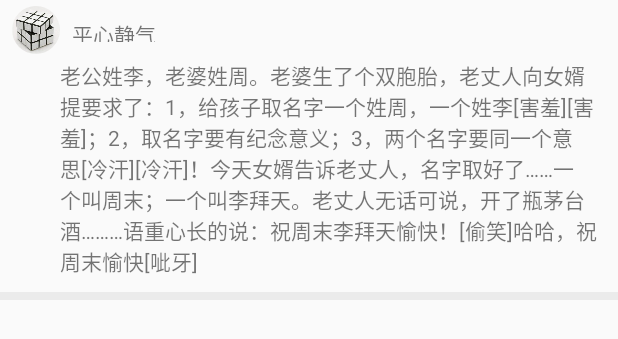
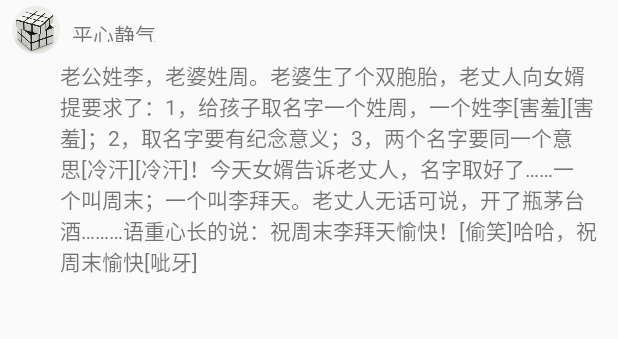
Before and after one commit to jiadingyun/LeisureTime, an Android app: the layout item_duanzhi.xml on its own in the app's theme, with its tools: preview values and no code run, on a phone screen of 412 x 824 dp. Shown: the top 339 px of the screen. Run offline under Robolectric (Android 15) with nearby library versions, the phone set to English and light mode, and no system bars.

Commit message:
增加RecyclerView的分割线，和长按Item弹出菜单

```diff
--- a/build.gradle
+++ b/build.gradle
@@ -18,6 +18,10 @@ allprojects {
     repositories {
         jcenter()
         google()
+        maven {
+            url 'https://jitpack.io'
+
+        }
     }
 }
 
--- a/leisuretime/build.gradle
+++ b/leisuretime/build.gradle
@@ -6,7 +6,7 @@ android {
 
     defaultConfig {
         applicationId "com.yaping.leisureTime"
-        minSdkVersion 15
+        minSdkVersion 16
         targetSdkVersion 26
         versionCode 4
         versionName "4.0"
@@ -43,4 +43,5 @@ dependencies {
     compile 'com.google.code.gson:gson:2.8.2'
     compile 'com.orhanobut:logger:1.15'
     implementation 'com.github.bumptech.glide:glide:4.3.0'
+    compile 'com.github.pinguo-zhouwei:CustomPopwindow:2.1.1'
 }
--- /dev/null
+++ b/leisuretime/src/main/res/drawable/divider_bg.xml
@@ -0,0 +1,12 @@
+<?xml version="1.0" encoding="utf-8"?>
+<shape xmlns:android="http://schemas.android.com/apk/res/android"
+    android:shape="rectangle" >
+
+    <gradient
+        android:centerColor="#FF2D9AD1"
+        android:endColor="#ffE6EBEB"
+        android:startColor="#ffE6EBEB"
+        android:type="linear" />
+    <size android:height="4dp"/>
+
+</shape>
--- a/leisuretime/src/main/res/layout/item_duanzhi.xml
+++ b/leisuretime/src/main/res/layout/item_duanzhi.xml
@@ -34,13 +34,10 @@
         android:layout_width="match_parent"
         android:layout_height="wrap_content"
         android:paddingBottom="10dp"
+        android:paddingEnd="10dp"
         android:paddingLeft="40dp"
         android:paddingRight="10dp"
+        android:paddingStart="40dp"
         android:text="老公姓李，老婆姓周。老婆生了个双胞胎，老丈人向女婿提要求了：1，给孩子取名字一个姓周，一个姓李[害羞][害羞]；2，取名字要有纪念意义；3，两个名字要同一个意思[冷汗][冷汗]！今天女婿告诉老丈人，名字取好了……一个叫周末；一个叫李拜天。老丈人无话可说，开了瓶茅台酒………语重心长的说：祝周末李拜天愉快！[偷笑]哈哈，祝周末愉快[呲牙]" />
 
-    <!--<Imageview-->
-    <!--android:layout_width="match_parent"-->
-    <!--android:layout_height="5dp"-->
-    <!--android:background="#ebebeb"/>-->
-    <include layout="@layout/layout_divide" />
 </LinearLayout>
--- a/leisuretime/src/main/res/layout/layout_divide.xml
+++ /dev/null
@@ -1,7 +0,0 @@
-<?xml version="1.0" encoding="utf-8"?>
-<ImageView xmlns:android="http://schemas.android.com/apk/res/android"
-           android:layout_width="match_parent"
-           android:layout_height="5dp"
-           android:background="#ebebeb"
-    >
-</ImageView>
--- a/leisuretime/src/main/res/values/styles.xml
+++ b/leisuretime/src/main/res/values/styles.xml
@@ -6,6 +6,7 @@
         <item name="colorPrimary">@color/colorPrimary</item>
         <item name="colorPrimaryDark">@color/colorPrimaryDark</item>
         <item name="colorAccent">@color/colorAccent</item>
+        <item name="android:listDivider">@drawable/divider_bg</item>
     </style>
     <style name="AppTheme.NoActionBar">
         <item name="windowActionBar">false</item>
```
Also changed, not shown: leisuretime/src/main/java/com/yaping/leisureTime/duanzia/ui/DuanziAdapter.java (+28 -3 lines), leisuretime/src/main/java/com/yaping/leisureTime/duanzia/ui/DuanziFragment.java (+59 -10 lines), leisuretime/src/main/java/com/yaping/leisureTime/recyclerViewUtil/OnItemClickListener.java (added, +13 -0 lines), leisuretime/src/main/java/com/yaping/leisureTime/recyclerViewUtil/OnItemLongClickListener.java (added, +17 -0 lines), leisuretime/src/main/java/com/yaping/leisureTime/recyclerViewUtil/PopupWindow.java (added, +22 -0 lines), leisuretime/src/main/res/layout/pop_layout1.xml (added, +36 -0 lines), leisuretime/src/main/res/mipmap-xhdpi/message_left.9.png (added).
